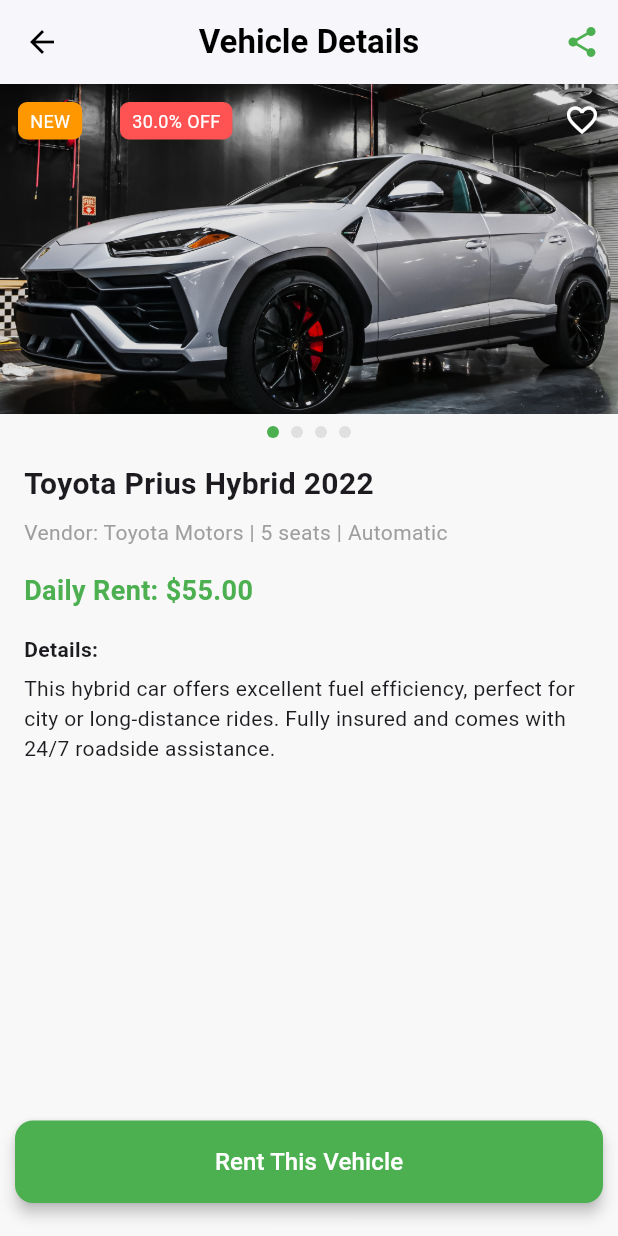
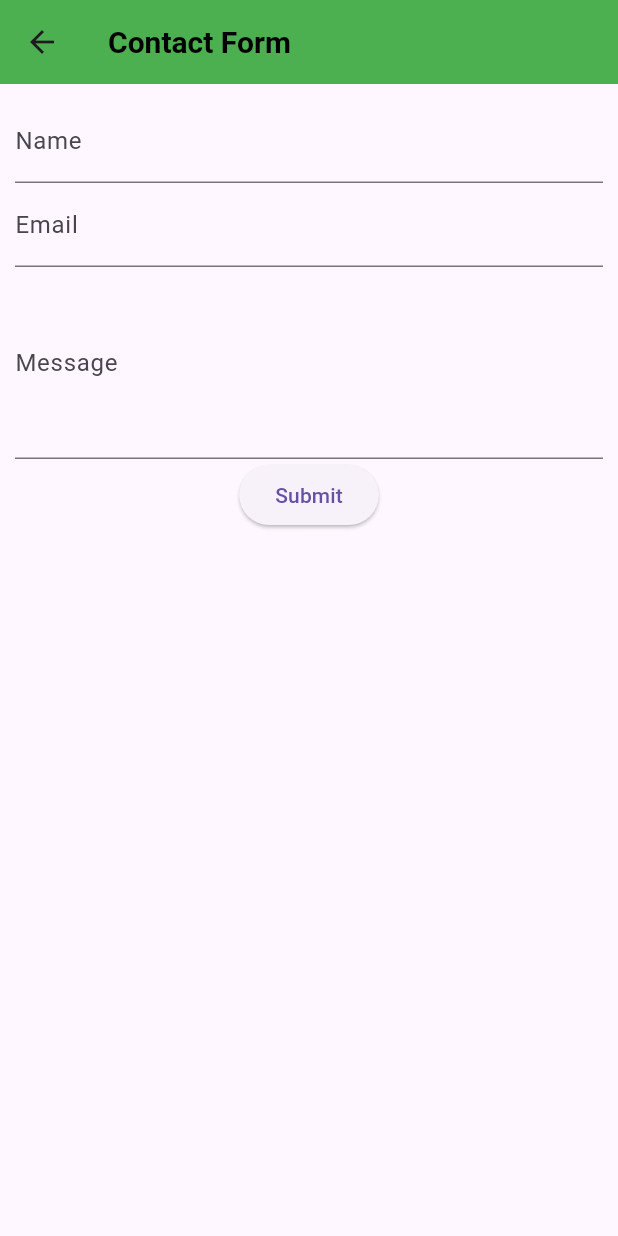
Before and after one commit to Tarikul69/Car-Rental-App, a Flutter app: the car_details screen opened by its route, after a tap on "Rent This Vehicle", on a phone screen of 412 x 824 dp. Run offline on Flutter 3.47's test engine with Material 3 defaults, Android fonts, the phone set to English and light mode, and no system bars; drawn by our look-alikes of carousel_slider; our stand-ins replace flutter_speed_dial, get, google_nav_bar.

Commit message:
Contact form added

```diff
--- a/lib/routes/app_routes.dart
+++ b/lib/routes/app_routes.dart
@@ -11,4 +11,5 @@ abstract class AppRoutes {
   static const String trips = '/trips';
   static const String message = '/message';
   static const String start = '/start';
+  static const String contact_form = '/contact_form';
 }
--- a/lib/routes/page_routes.dart
+++ b/lib/routes/page_routes.dart
@@ -1,6 +1,7 @@
 import 'package:car_rental_app/routes/app_routes.dart';
 import 'package:car_rental_app/trip/trip.dart';
 import 'package:car_rental_app/widgets/home/car_details.dart';
+import 'package:car_rental_app/widgets/home/contact_form.dart';
 import 'package:car_rental_app/widgets/home/home.dart';
 import 'package:car_rental_app/widgets/home/top_rated.dart';
 import 'package:car_rental_app/widgets/login_registration/forgetpassword.dart';
@@ -62,6 +63,10 @@ class AppPages {
     GetPage(
       name: AppRoutes.start,
       page: () => start(),
-    ) // Assuming login uses the same widget for now
+    ),
+    GetPage(
+      name: AppRoutes.contact_form,
+      page: () => contact_form(),
+    ),
   ];
 }
--- a/lib/widgets/home/car_details.dart
+++ b/lib/widgets/home/car_details.dart
@@ -179,7 +179,11 @@ class _car_detailsState extends State<car_details> {
             ),
             elevation: 4,
           ),
-          onPressed: () {},
+          onPressed: () {
+            // Handle rent action
+            Navigator.pushNamed(context, '/contact_form',
+                arguments: {'carModel': 'Toyota Prius Hybrid 2022'});
+          },
           child: const Text('Rent This Vehicle',
               style: TextStyle(fontSize: 16, color: Colors.white)),
         ),
--- /dev/null
+++ b/lib/widgets/home/contact_form.dart
@@ -0,0 +1,67 @@
+import 'package:flutter/material.dart';
+
+class contact_form extends StatefulWidget {
+  const contact_form({super.key});
+
+  @override
+  State<contact_form> createState() => _contact_formState();
+}
+
+class _contact_formState extends State<contact_form>
+    with SingleTickerProviderStateMixin {
+  late AnimationController _controller;
+
+  @override
+  void initState() {
+    super.initState();
+    _controller = AnimationController(vsync: this);
+  }
+
+  @override
+  void dispose() {
+    _controller.dispose();
+    super.dispose();
+  }
+
+  @override
+  Widget build(BuildContext context) {
+    return Scaffold(
+      appBar: AppBar(
+        title: const Text(
+          'Contact Form',
+          style: TextStyle(
+            color: Colors.black,
+            fontSize: 20,
+            fontWeight: FontWeight.bold,
+          ),
+        ),
+        backgroundColor: Colors.green,
+      ),
+      body: SingleChildScrollView(
+        padding: const EdgeInsets.all(10),
+        child: Column(
+          mainAxisAlignment: MainAxisAlignment.center,
+          children: [
+            // Add your contact form widgets here
+            TextField(
+              decoration: InputDecoration(labelText: 'Name'),
+            ),
+            TextField(
+              decoration: InputDecoration(labelText: 'Email'),
+            ),
+            TextField(
+              decoration: InputDecoration(labelText: 'Message'),
+              maxLines: 4,
+            ),
+            ElevatedButton(
+              onPressed: () {
+                // Handle form submission
+              },
+              child: const Text('Submit'),
+            ),
+          ],
+        ),
+      ),
+    );
+  }
+}
```
